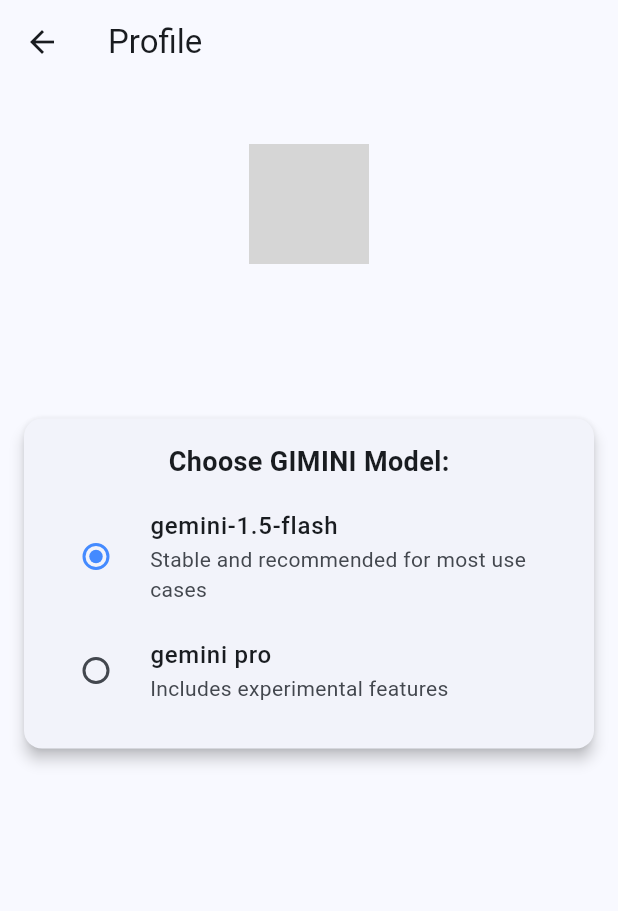
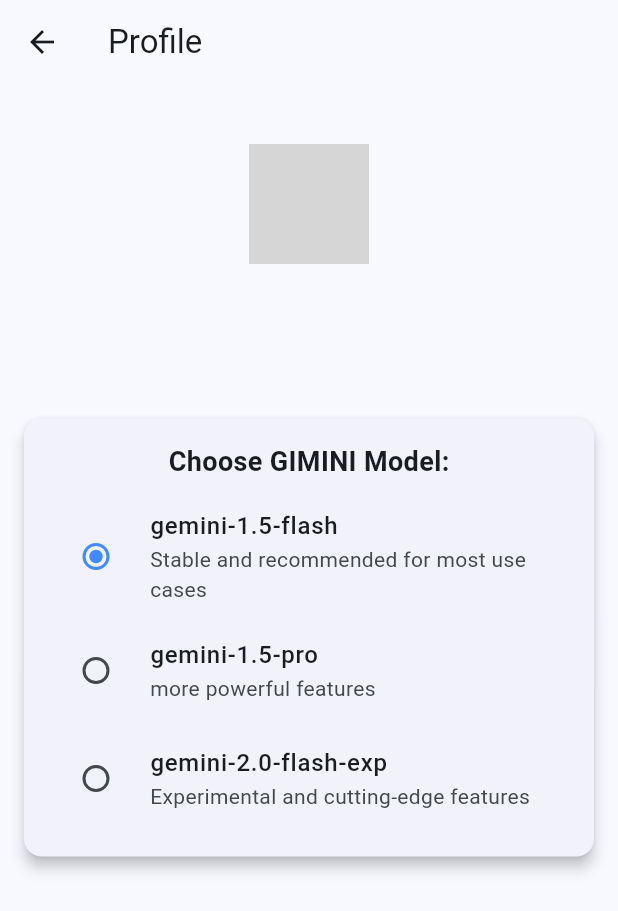
Before and after one commit to Shay-Kl/android-flutter-UnlockYour100, a Flutter app: the StatsContent screen opened directly, on a phone screen of 412 x 824 dp. Shown: the top 911 px of the screen. Run offline on Flutter 3.47's test engine with Material 3 defaults, Android fonts, the phone set to English and light mode, and no system bars; our stand-ins replace cloud_firestore, firebase_core, google_sign_in; accounts and stored records are empty; grey boxes are pictures that could not be loaded.

Commit message:
add gemini 2.0 model

```diff
--- a/lib/screens/profile_screen.dart
+++ b/lib/screens/profile_screen.dart
@@ -11,7 +11,10 @@
 }
 
 class _StatsContentState extends State<StatsContent> {
-  String _selectedGiminiModel = 'gemini-1.5-flash';
+  static const String FLASH_MODEL = 'gemini-1.5-flash';
+  static const String PRO_MODEL = 'gemini-1.5-pro';
+  static const String EXP_MODEL = 'gemini-2.0-flash-exp';
+  String _selectedGiminiModel = 'gemini-1.5-pro';
 
   @override
   void initState() {
@@ -77,32 +80,48 @@
                     const SizedBox(height: 10),
                     RadioListTile<String>(
                       title: const Text(
-                        'gemini-1.5-flash',
+                        FLASH_MODEL,
                         style: TextStyle(fontSize: 16, fontWeight: FontWeight.w500),
                       ),
                       subtitle: const Text('Stable and recommended for most use cases'),
-                      value: 'gemini-1.5-flash',
+                      value: FLASH_MODEL,
                       groupValue: _selectedGiminiModel,
                       activeColor: Colors.blueAccent,
                       onChanged: (value) {
                         setState(() {
-                          _selectedGiminiModel = value ?? 'gemini-1.5-flash';
+                          _selectedGiminiModel = value ?? FLASH_MODEL;
                           SettingsManager.instance.update(authProvider.userEmail ?? '', 'model', _selectedGiminiModel);
                         });
                       },
                     ),
                     RadioListTile<String>(
                       title: const Text(
-                        'gemini pro',
+                        PRO_MODEL,
                         style: TextStyle(fontSize: 16, fontWeight: FontWeight.w500),
                       ),
-                      subtitle: const Text('Includes experimental features'),
-                      value: 'gemini pro',
+                      subtitle: const Text('more powerful features'),
+                      value: PRO_MODEL,
                       groupValue: _selectedGiminiModel,
                       activeColor: Colors.blueAccent,
                       onChanged: (value) {
                         setState(() {
-                          _selectedGiminiModel = value ?? 'gemini pro';
+                          _selectedGiminiModel = value ?? PRO_MODEL;
+                          SettingsManager.instance.update(authProvider.userEmail ?? '', 'model', _selectedGiminiModel);
+                        });
+                      },
+                    ),
+                    RadioListTile<String>(
+                      title: const Text(
+                        EXP_MODEL,
+                        style: TextStyle(fontSize: 16, fontWeight: FontWeight.w500),
+                      ),
+                      subtitle: const Text('Experimental and cutting-edge features'),
+                      value: EXP_MODEL,
+                      groupValue: _selectedGiminiModel,
+                      activeColor: Colors.blueAccent,
+                      onChanged: (value) {
+                        setState(() {
+                          _selectedGiminiModel = value ?? EXP_MODEL;
                           SettingsManager.instance.update(authProvider.userEmail ?? '', 'model', _selectedGiminiModel);
                         });
                       },
```
